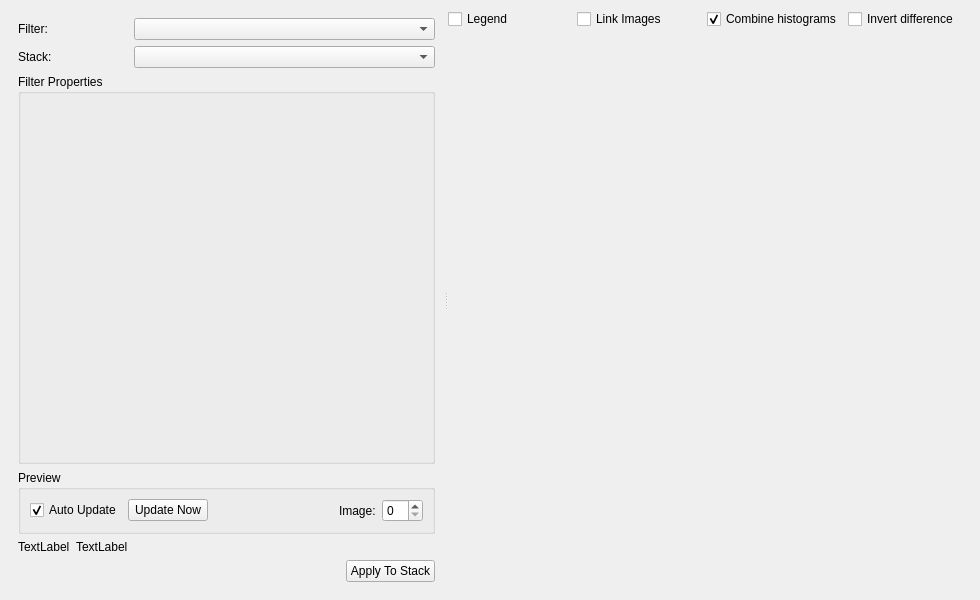
Qt form mantidimaging/gui/ui/filters_window.ui (mantidproject/mantidimaging) before a commit.
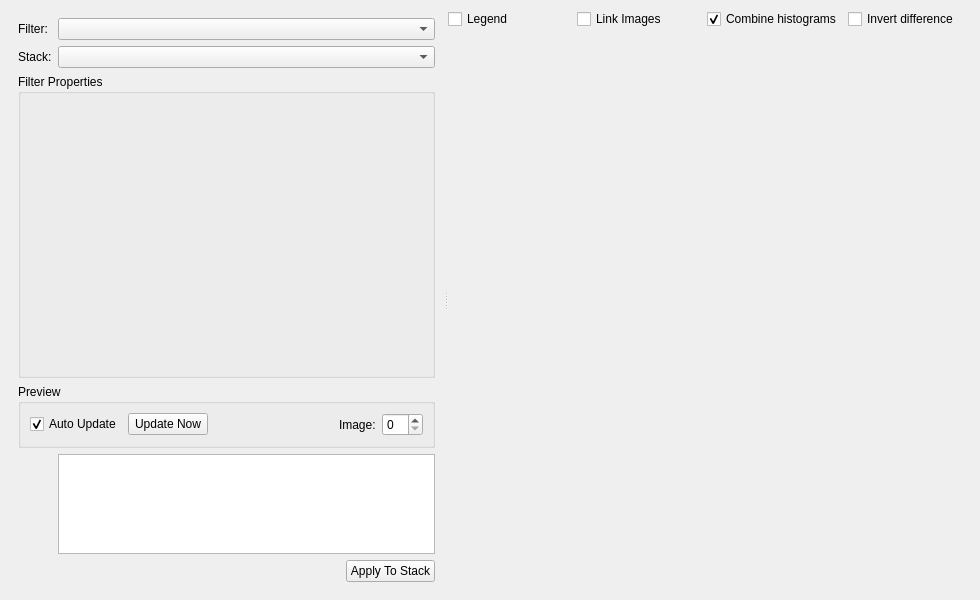
The same form after that commit. Custom widgets are drawn as their Qt base class.

Commit message: Makes error message be in the filter window, not a pop up

The edit to the form file:
```diff
--- a/mantidimaging/gui/ui/filters_window.ui
+++ b/mantidimaging/gui/ui/filters_window.ui
@@ -134,22 +134,34 @@
           </item>
           <item row="4" column="0">
            <layout class="QHBoxLayout" name="horizontalLayout">
-            <item>
-             <widget class="QLabel" name="error_text">
-              <property name="text">
-               <string>TextLabel</string>
-              </property>
-             </widget>
-            </item>
             <item>
              <widget class="QLabel" name="error_icon">
               <property name="text">
-               <string>TextLabel</string>
+               <string/>
               </property>
              </widget>
             </item>
            </layout>
           </item>
+          <item row="4" column="1">
+           <widget class="QTextEdit" name="error_text">
+            <property name="sizePolicy">
+             <sizepolicy hsizetype="MinimumExpanding" vsizetype="MinimumExpanding">
+              <horstretch>0</horstretch>
+              <verstretch>0</verstretch>
+             </sizepolicy>
+            </property>
+            <property name="maximumSize">
+             <size>
+              <width>16000</width>
+              <height>100</height>
+             </size>
+            </property>
+            <property name="readOnly">
+             <bool>true</bool>
+            </property>
+           </widget>
+          </item>
          </layout>
         </item>
         <item>
```
The commit also changes 4 other files.
